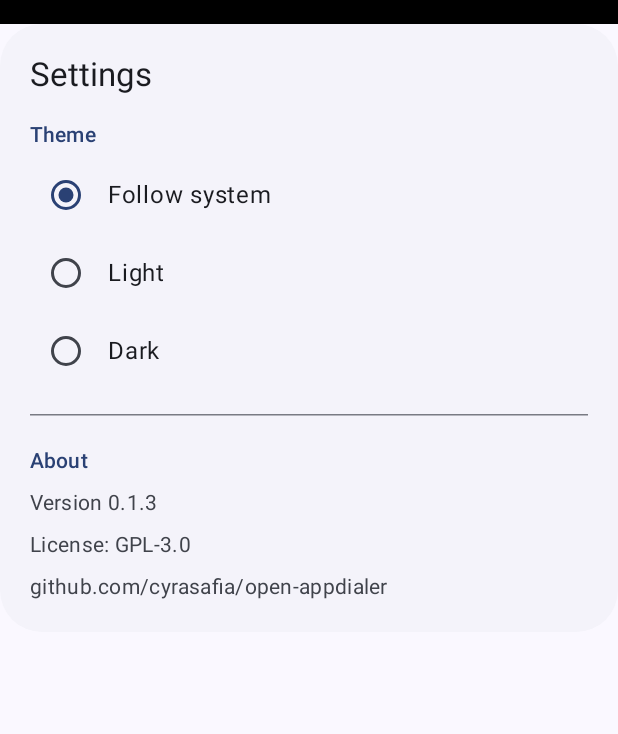
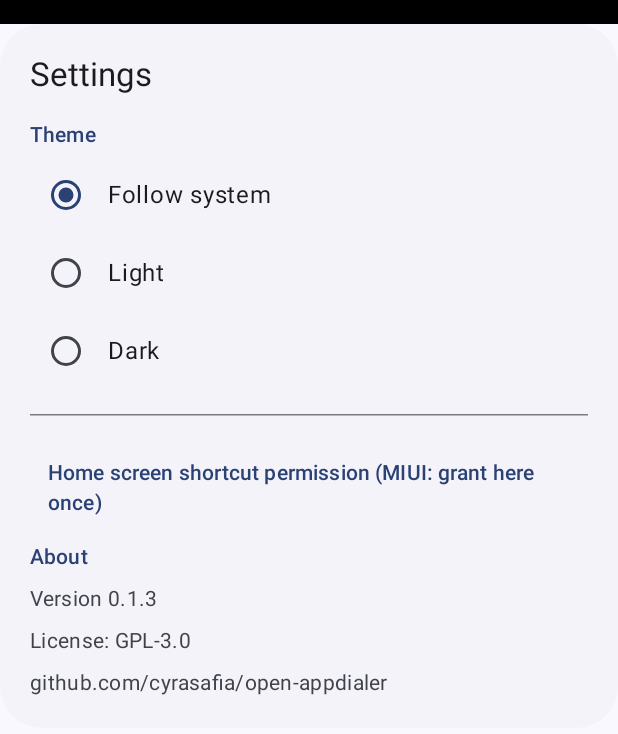
Before and after one commit to cyrasafia/open-appdialer, an Android app built with Jetpack Compose: the composable SettingsScreen shown on its own in the app's theme, on a phone screen of 412 x 824 dp. Shown: the top 734 px of the screen. Run offline under Robolectric (Android 15) with nearby library versions, the phone set to English and light mode, and no system bars.

Commit message:
feat: settings entry to MIUI shortcut permission (silent-fail confirmed on MIUI, works after grant); spec v2.8

```diff
--- a/app/src/main/java/com/cyrasafia/openappdialer/MainActivity.kt
+++ b/app/src/main/java/com/cyrasafia/openappdialer/MainActivity.kt
@@ -101,6 +101,7 @@ class MainActivity : ComponentActivity() {
                         onSelectTheme = { mode ->
                             appScope.launch { settings.setTheme(mode) }
                         },
+                        onOpenShortcutPermission = { openAppDetails(packageName) },
                     )
                 } else {
                     SearchScreen(
--- a/app/src/main/java/com/cyrasafia/openappdialer/ui/settings/SettingsScreen.kt
+++ b/app/src/main/java/com/cyrasafia/openappdialer/ui/settings/SettingsScreen.kt
@@ -15,6 +15,7 @@ import androidx.compose.material3.MaterialTheme
 import androidx.compose.material3.RadioButton
 import androidx.compose.material3.Surface
 import androidx.compose.material3.Text
+import androidx.compose.material3.TextButton
 import androidx.compose.runtime.Composable
 import androidx.compose.ui.Alignment
 import androidx.compose.ui.Modifier
@@ -32,6 +33,7 @@ import com.cyrasafia.openappdialer.data.ThemeMode
 fun SettingsScreen(
     currentTheme: ThemeMode,
     onSelectTheme: (ThemeMode) -> Unit,
+    onOpenShortcutPermission: () -> Unit,
     modifier: Modifier = Modifier,
 ) {
     Surface(
@@ -76,6 +78,11 @@ fun SettingsScreen(
 
             HorizontalDivider(modifier = Modifier.padding(vertical = 12.dp))
 
+            // MIUI 私有"创建桌面快捷方式"权限入口（spec v2.8）：未授权时 requestPinShortcut 静默失败
+            TextButton(onClick = onOpenShortcutPermission) {
+                Text(stringResource(R.string.shortcut_permission_entry))
+            }
+
             Text(
                 text = stringResource(R.string.about_label),
                 style = MaterialTheme.typography.titleSmall,
--- a/app/src/main/res/values/strings.xml
+++ b/app/src/main/res/values/strings.xml
@@ -22,4 +22,5 @@
     <string name="menu_uninstall">Uninstall</string>
     <string name="pin_shortcut_unsupported">Launcher doesn\'t support pinned shortcuts</string>
     <string name="pin_shortcut_failed">Couldn\'t pin. Grant Open AppDialer the \"Create home screen shortcuts\" permission in system settings, then retry</string>
+    <string name="shortcut_permission_entry">Home screen shortcut permission (MIUI: grant here once)</string>
 </resources>
```
Also changed, not shown: 2 other files.
